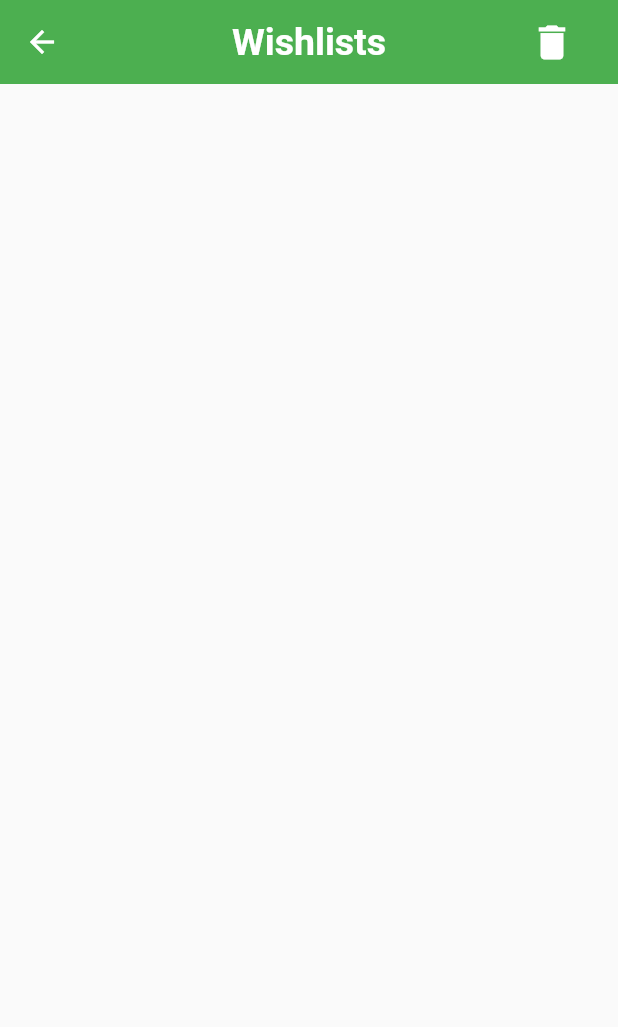
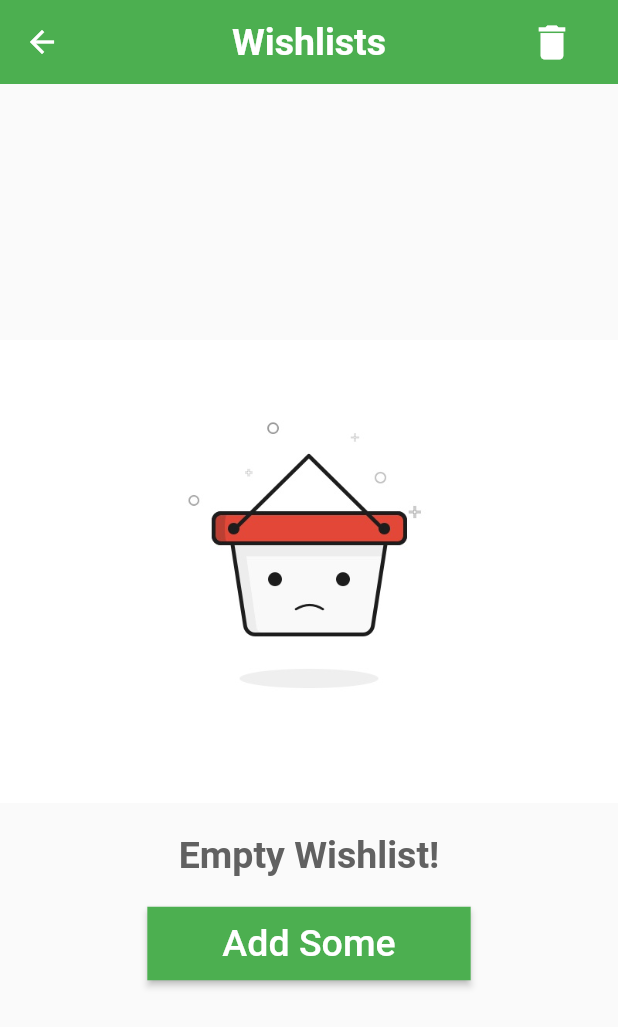
Before and after one commit to Bethelhem6/Et-Order, a Flutter app: the WhishlistPage screen opened directly, on a phone screen of 412 x 824 dp. Shown: the top 1027 px of the screen. Run offline on Flutter 3.47's test engine with Material 2 defaults, Android fonts, the phone set to English and light mode, and no system bars; our stand-ins replace badges, cloud_firestore, dots_indicator, firebase_auth, firebase_core, firebase_storage and 6 more; missing offline and left inert: email_launcher; accounts and stored records are empty; network calls fail.

Commit message:
commit aftor error

```diff
--- a/lib/main.dart
+++ b/lib/main.dart
@@ -1,18 +1,20 @@
 import 'package:demo_project/auth/auth_screen.dart';
 import 'package:demo_project/provider/cart_and%20_provider.dart';
 import 'package:demo_project/provider/whishlist_provider.dart';
-import 'package:demo_project/screens/product_review/review.dart';
+import 'package:demo_project/wishlist/wishlist_page.dart';
 import 'package:firebase_core/firebase_core.dart';
 import 'package:flutter/material.dart';
 import 'package:hive_flutter/hive_flutter.dart';
 import 'package:provider/provider.dart';
 
 void main() async {
-
   WidgetsFlutterBinding.ensureInitialized();
   await Firebase.initializeApp();
   await Hive.initFlutter();
-  await Hive.openBox('wishlist_products');
+  Hive.registerAdapter(WhishlistAdapter());
+  await Hive.openBox<Whishlist>('wishlist_products');
+
+  // await Hive.deleteFromDisk();
 
   runApp(const MyApp());
 }
--- a/lib/screens/home/main_page.dart
+++ b/lib/screens/home/main_page.dart
@@ -17,7 +17,7 @@ class _MainPageState extends State<MainPage> {
     return [const HomeHeader(), const Cart(), const UserScreen()];
   }
 
-  // ignore: non_constant_identifier_names
+
   List<PersistentBottomNavBarItem> NavBarItems() {
     return [
       PersistentBottomNavBarItem(
--- a/lib/screens/home/product_page.dart
+++ b/lib/screens/home/product_page.dart
@@ -1,10 +1,11 @@
-// ignore_for_file: use_build_context_synchronously, avoid_print, prefer_typing_uninitialized_variables
+// ignore_for_file: use_build_context_synchronously, avoid_print,
 
 import 'package:cloud_firestore/cloud_firestore.dart';
 import 'package:demo_project/util/column.dart';
 import 'package:demo_project/util/icons.dart';
 import 'package:dots_indicator/dots_indicator.dart';
 import 'package:flutter/material.dart';
+import 'package:hive_flutter/hive_flutter.dart';
 import 'package:provider/provider.dart';
 
 import '../../provider/cart_and _provider.dart';
@@ -23,7 +24,6 @@ class ProductPage extends StatefulWidget {
 
 class _ProductPageState extends State<ProductPage> {
   var _currentPage = 0.0;
-  late var box;
 
   PageController pageController = PageController(viewportFraction: 0.85);
 
@@ -41,16 +41,15 @@ class _ProductPageState extends State<ProductPage> {
   @override
   void dispose() {
     pageController.dispose();
-    // dispose();
     super.dispose();
   }
-
 
   int quantity = 0;
   @override
   Widget build(BuildContext context) {
     final cartProvider = Provider.of<CartProvider>(context);
     final whishlistProvider = Provider.of<WhishlistProvider>(context);
+    var box = Hive.box<Whishlist>("wishlist_products");
 
     return Column(
       children: [
@@ -150,13 +149,15 @@ class _ProductPageState extends State<ProductPage> {
                                                 onTap: () async {
                                                   whishlistProvider
                                                       .addOrRemoveWish(
-                                                            snapshot.data!.docs[
+                                                          snapshot
+                                                                  .data!.docs[
                                                               index]['id'],
-                                                            snapshot.data!.docs[
+                                                          snapshot
+                                                                  .data!.docs[
                                                               index]['title'],
-                                                            snapshot.data!
-                                                                    .docs[index]
-                                                                ['image'],
+                                                          snapshot
+                                                                  .data!.docs[
+                                                              index]['image'],
                                                           double.parse(snapshot
                                                                   .data!
                                                                   .docs[index]
@@ -172,8 +173,8 @@ class _ProductPageState extends State<ProductPage> {
                                                         icon: Icons.favorite,
                                                         backgroundColor:
                                                             Colors.white,
-                                                          iconColor: Colors
-                                                              .red.shade600,
+                                                        iconColor:
+                                                            Colors.red.shade600,
                                                         iconSize: 20,
                                                         size: 30,
                                                       )
@@ -182,11 +183,12 @@ class _ProductPageState extends State<ProductPage> {
                                                             .favorite_outline,
                                                         backgroundColor:
                                                             Colors.white,
-                                                          iconColor: Colors
-                                                              .red.shade600,
+                                                        iconColor:
+                                                            Colors.red.shade600,
                                                         iconSize: 20,
                                                         size: 30,
-                                                        )),
+                                                      ),
+                                              ),
                                               GestureDetector(
                                                 onTap: () {
                                                   if (cartProvider.cartList
--- a/lib/screens/signup/signup_page.dart
+++ b/lib/screens/signup/signup_page.dart
@@ -1,4 +1,4 @@
-// ignore_for_file: use_build_context_synchronously
+// ignore_for_file: use_build_context_synchronously, prefer_final_fields
 
 import 'dart:io';
 
--- a/lib/wishlist/wishlist_page.dart
+++ b/lib/wishlist/wishlist_page.dart
@@ -2,7 +2,10 @@
 
 import 'package:demo_project/provider/whishlist_provider.dart';
 import 'package:flutter/material.dart';
+import 'package:hive_flutter/hive_flutter.dart';
 import 'package:provider/provider.dart';
+
+import '../screens/home/home_header.dart';
 
 class WhishlistPage extends StatefulWidget {
   const WhishlistPage({Key? key}) : super(key: key);
@@ -22,6 +25,7 @@ class _WhishlistPage extends State<WhishlistPage> {
   @override
   Widget build(BuildContext context) {
     final whishlistProvider = Provider.of<WhishlistProvider>(context);
+    var box = Hive.box<Whishlist>("wishlist_products");
 
     Future<void> showDialogues(
       BuildContext context,
@@ -51,6 +55,11 @@ class _WhishlistPage extends State<WhishlistPage> {
           });
     }
 
+    return ValueListenableBuilder(
+        valueListenable: box.listenable(),
+        builder: (context, Box<Whishlist> box, _) {
+          List<Whishlist> wishlist = box.values.toList().cast<Whishlist>();
+
           return Scaffold(
             appBar: AppBar(
               title: const Text(
@@ -76,31 +85,76 @@ class _WhishlistPage extends State<WhishlistPage> {
               centerTitle: true,
               elevation: 0,
             ),
-      body: ListView.builder(
-
-          itemCount: whishlistProvider.whishlist.length,
+            body: wishlist.isEmpty
+                ? SafeArea(
+                    child: Column(
+                      mainAxisAlignment: MainAxisAlignment.center,
+                      // crossAxisAlignment: CrossAxisAlignment.center,
+                      children: [
+                        const Image(
+                          image: AssetImage("assets/empty_whish.jpg"),
+                        ),
+                        Container(
+                            padding: const EdgeInsets.all(20),
+                            child: Text(
+                              "Empty Wishlist!",
+                              style: TextStyle(
+                                  color: Colors.grey[700],
+                                  fontSize: 25,
+                                  fontWeight: FontWeight.bold),
+                            )),
+                        Container(
+                          margin: const EdgeInsets.symmetric(horizontal: 55),
+                          child: ElevatedButton(
+                            style: ElevatedButton.styleFrom(
+                                padding:
+                                    const EdgeInsets.symmetric(horizontal: 50),
+                                shape: const RoundedRectangleBorder(),
+                                primary: Theme.of(context).accentColor),
+                            onPressed: () {
+                              // Navigator.pop(c/ontext);
+                              Navigator.push(
+                                context,
+                                MaterialPageRoute(
+                                  builder: (context) => const HomeHeader(),
+                                ),
+                              );
+                            },
+                            child: const Padding(
+                              padding: EdgeInsets.only(top: 10.0, bottom: 10),
+                              child: Text(
+                                "Add Some",
+                                style: TextStyle(fontSize: 25),
+                              ),
+                            ),
+                          ),
+                        ),
+                      ],
+                    ),
+                  )
+                : ListView.builder(
+                    itemCount: wishlist.length,
                     itemBuilder: (context, index) {
                       return Card(
                         elevation: 1,
                         child: ListTile(
-                onTap: (){
+                          onTap: () {
                             // Navigator.push(context, MaterialPageRoute(builder: (context)=>));
                           },
                           tileColor: Colors.grey[100],
                           leading: Image(
-                  image: NetworkImage(
-                      whishlistProvider.whishlist.values.toList()[index].image),
+                            image: NetworkImage(wishlist[index].image),
                             width: 100,
                           ),
-                title:
-                    Text(whishlistProvider.whishlist.values.toList()[index].id),
+                          title: Text(wishlist[index].id),
                           subtitle: Text(
-                  "Birr ${whishlistProvider.whishlist.values.toList()[index].price.toString()}",
+                            "Birr ${wishlist[index].price.toString()}",
                           ),
                           trailing: IconButton(
                             onPressed: () {
-                    whishlistProvider.removeItem(
-                        whishlistProvider.whishlist.values.toList()[index].id);
+                              whishlistProvider
+                                  .removeItem(wishlist[index].title);
+                              print(wishlist[index].id);
                             },
                             icon: const Icon(
                               Icons.clear,
@@ -109,7 +163,9 @@ class _WhishlistPage extends State<WhishlistPage> {
                           ),
                         ),
                       );
-          }),
+                    },
+                  ),
           );
+        });
   }
 }
```
Also changed, not shown: lib/provider/whishlist_provider.dart (+12 -6 lines), lib/screens/product_review/review.dart (+152 -156 lines), lib/screens/product_review/review_widget.dart (added, +129 -0 lines), pubspec.yaml (+7 -4 lines), assets/star.png (added), lib/provider/whishlist_provider.g.dart (added), pubspec.lock. Lines whose indentation alone changed are shown as unchanged.
